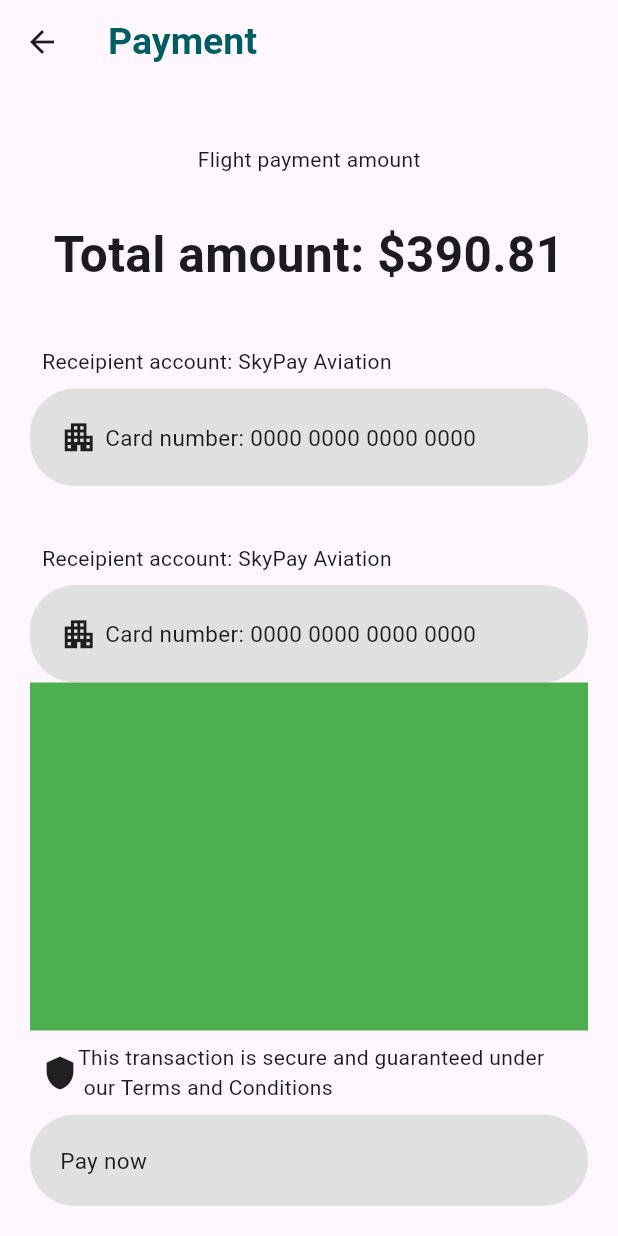
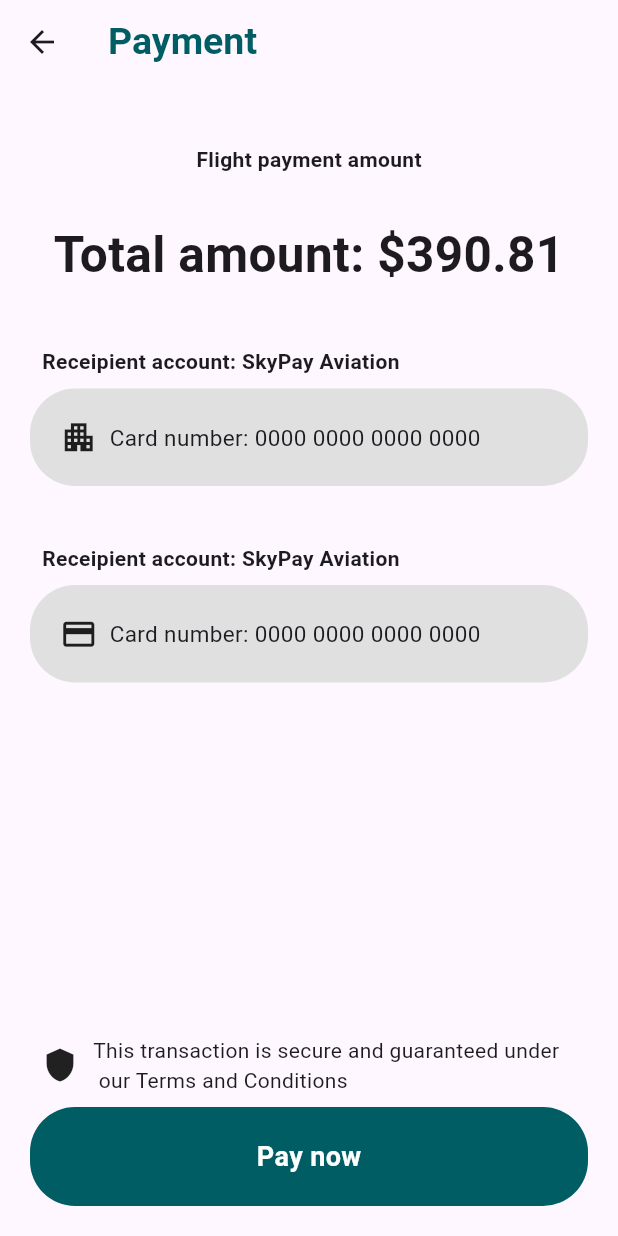
Before and after one commit to sung01299/CathayHackathon_Team_10_CathayPay, a Flutter app: the PaymentScreen screen opened directly, on a phone screen of 412 x 824 dp. Run offline on Flutter 3.47's test engine with Material 3 defaults, Android fonts, the phone set to English and light mode, and no system bars.

Commit message:
Update payment_screen.dart

```diff
--- a/cathay_pay_ui/lib/screens/payment_screen.dart
+++ b/cathay_pay_ui/lib/screens/payment_screen.dart
@@ -29,7 +29,12 @@ class _PaymentScreenState extends State<PaymentScreen> {
             const Row(
               mainAxisAlignment: MainAxisAlignment.center,
               children: [
-                Text("Flight payment amount"),
+                Text(
+                  "Flight payment amount",
+                  style: TextStyle(
+                    fontWeight: FontWeight.bold,
+                  ),
+                ),
               ],
             ),
             const SizedBox(height: 30),
@@ -51,7 +56,12 @@ class _PaymentScreenState extends State<PaymentScreen> {
               children: [
                 Padding(
                   padding: EdgeInsets.all(8.0),
-                  child: Text("Receipient account: SkyPay Aviation"),
+                  child: Text(
+                    "Receipient account: SkyPay Aviation",
+                    style: TextStyle(
+                      fontWeight: FontWeight.bold,
+                    ),
+                  ),
                 ),
               ],
             ),
@@ -70,7 +80,7 @@ class _PaymentScreenState extends State<PaymentScreen> {
                           child: Row(
                             children: [
                               Icon(Icons.apartment, size: 25),
-                              SizedBox(width: 5),
+                              SizedBox(width: 8),
                               Text(
                                 "Card number: 0000 0000 0000 0000",
                                 style: TextStyle(fontSize: 15),
@@ -90,7 +100,12 @@ class _PaymentScreenState extends State<PaymentScreen> {
               children: [
                 Padding(
                   padding: EdgeInsets.all(8.0),
-                  child: Text("Receipient account: SkyPay Aviation"),
+                  child: Text(
+                    "Receipient account: SkyPay Aviation",
+                    style: TextStyle(
+                      fontWeight: FontWeight.bold,
+                    ),
+                  ),
                 ),
               ],
             ),
@@ -108,8 +123,8 @@ class _PaymentScreenState extends State<PaymentScreen> {
                           padding: EdgeInsets.all(20.0),
                           child: Row(
                             children: [
-                              Icon(Icons.apartment, size: 25),
-                              SizedBox(width: 5),
+                              Icon(Icons.credit_card, size: 25),
+                              SizedBox(width: 8),
                               Text(
                                 "Card number: 0000 0000 0000 0000",
                                 style: TextStyle(fontSize: 15),
@@ -124,15 +139,14 @@ class _PaymentScreenState extends State<PaymentScreen> {
               ],
             ),
             Expanded(
-              child: Container(
-                color: Colors.green,
-              ),
+              child: Container(),
             ),
             const Padding(
               padding: EdgeInsets.all(8.0),
               child: Row(
                 children: [
                   Icon(Icons.shield),
+                  SizedBox(width: 10),
                   Text(
                       "This transaction is secure and guaranteed under\n our Terms and Conditions"),
                 ],
@@ -143,16 +157,20 @@ class _PaymentScreenState extends State<PaymentScreen> {
                 Expanded(
                   child: Container(
                     decoration: BoxDecoration(
-                      color: Colors.grey.shade300,
+                      color: const Color(0xff005d63),
                       borderRadius: BorderRadius.circular(30),
                     ),
                     child: const Row(
+                      mainAxisAlignment: MainAxisAlignment.center,
                       children: [
                         Padding(
                           padding: EdgeInsets.all(20.0),
                           child: Text(
                             "Pay now",
-                            style: TextStyle(fontSize: 15),
+                            style: TextStyle(
+                                fontSize: 18,
+                                color: Colors.white,
+                                fontWeight: FontWeight.bold),
                           ),
                         ),
                       ],
```
